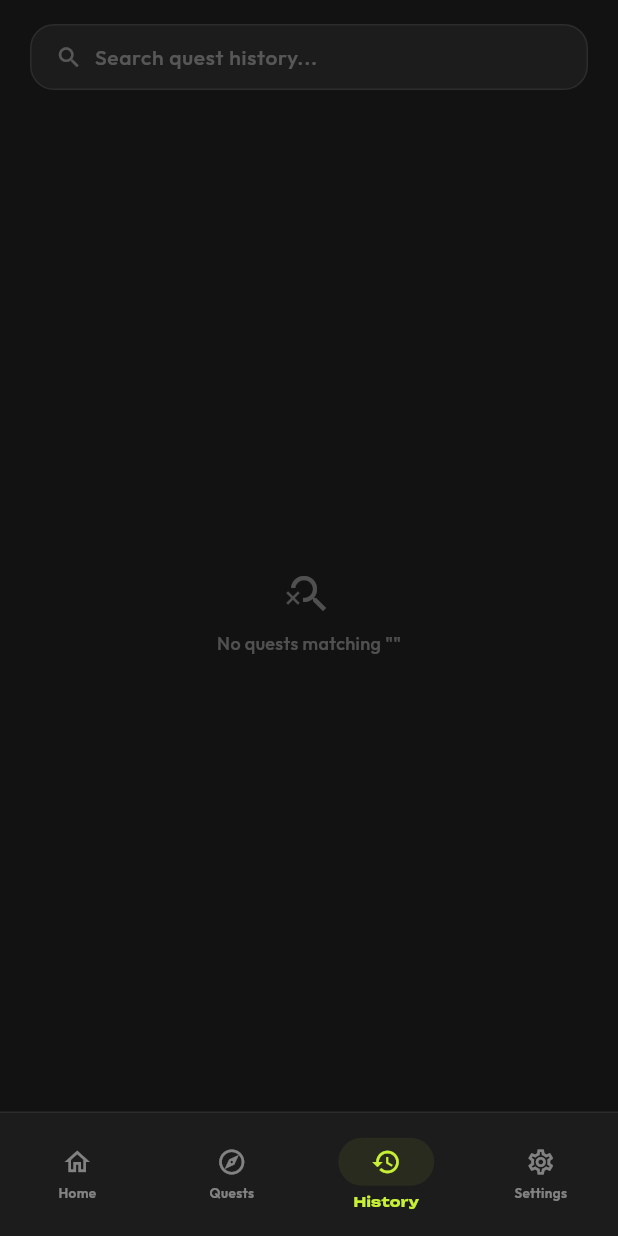
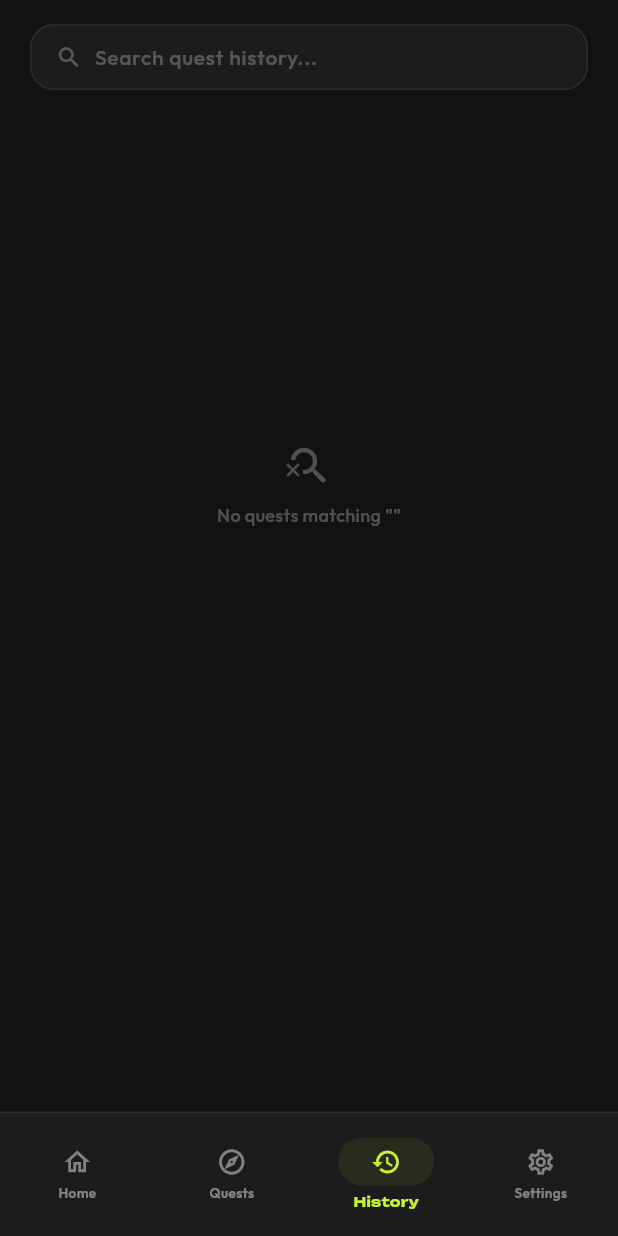
Before and after one commit to PatrickJohn243/altrr, a Flutter app: the HistoryScreen screen opened by its route, on a phone screen of 412 x 824 dp. Run offline on Flutter 3.47's test engine with Material 3 defaults, Android fonts, the phone set to English and light mode, and no system bars; our stand-ins replace device_preview, fl_chart, flutter_image_compress, flutter_local_notifications, flutter_timezone, go_router and 5 more; accounts and stored records are empty; generated files the repository leaves out were written again.

Commit message:
feat: update history screen with skeleton and new layout

```diff
--- a/lib/features/history/controllers/history_controller.dart
+++ b/lib/features/history/controllers/history_controller.dart
@@ -38,6 +38,8 @@ class HistoryController extends ChangeNotifier {
 
   String _query = '';
   List<HistorySection> _allLoaded = [];
+  bool isLoading = true;
+  bool _disposed = false;
 
   String get query => _query;
 
@@ -66,6 +68,7 @@ class HistoryController extends ChangeNotifier {
     // Sort days newest first.
     final sortedDays = byDay.keys.toList()..sort((a, b) => b.compareTo(a));
 
+    isLoading = false;
     _allLoaded = sortedDays.map((day) {
       final String label;
       if (day == today) {
@@ -98,7 +101,7 @@ class HistoryController extends ChangeNotifier {
       return HistorySection(label: label, quests: entries);
     }).toList();
 
-    notifyListeners();
+    if (!_disposed) notifyListeners();
   }
 
   List<HistorySection> get filteredSections {
@@ -116,6 +119,8 @@ class HistoryController extends ChangeNotifier {
         .where((s) => s.quests.isNotEmpty)
         .toList();
   }
+
+  Future<void> reload() => _load();
 
   void onSearchChanged(String value) {
     _query = value;
@@ -149,6 +154,7 @@ class HistoryController extends ChangeNotifier {
 
   @override
   void dispose() {
+    _disposed = true;
     searchController.dispose();
     super.dispose();
   }
--- a/lib/features/history/pages/history_screen.dart
+++ b/lib/features/history/pages/history_screen.dart
@@ -5,6 +5,7 @@ import '../../../core/widgets/app_bar_search.dart';
 import '../controllers/history_controller.dart';
 import '../widgets/date_section_widget.dart';
 import '../widgets/history_empty_state.dart';
+import '../widgets/history_skeleton.dart';
 
 class HistoryScreen extends StatefulWidget {
   const HistoryScreen({super.key});
@@ -44,15 +45,35 @@ class _HistoryScreenState extends State<HistoryScreen> {
               child: ListenableBuilder(
                 listenable: _controller,
                 builder: (context, _) {
+                  if (_controller.isLoading) return const HistorySkeleton();
                   final sections = _controller.filteredSections;
-                  return sections.isEmpty
-                      ? HistoryEmptyState(query: _controller.query)
-                      : ListView.builder(
+                  if (sections.isEmpty) {
+                    return RefreshIndicator(
+                      color: AppColors.accent,
+                      backgroundColor: AppColors.bgSurface,
+                      displacement: 24,
+                      onRefresh: _controller.reload,
+                      child: SingleChildScrollView(
+                        physics: const AlwaysScrollableScrollPhysics(),
+                        child: SizedBox(
+                          height: MediaQuery.of(context).size.height * 0.6,
+                          child: HistoryEmptyState(query: _controller.query),
+                        ),
+                      ),
+                    );
+                  }
+                  return RefreshIndicator(
+                    color: AppColors.accent,
+                    backgroundColor: AppColors.bgSurface,
+                    onRefresh: _controller.reload,
+                    child: ListView.builder(
+                      physics: const AlwaysScrollableScrollPhysics(),
                       padding: const EdgeInsets.symmetric(
                           horizontal: AppSpacing.screenPadding),
                       itemCount: sections.length,
                       itemBuilder: (context, i) =>
                           DateSectionWidget(section: sections[i]),
+                    ),
                   );
                 },
               ),
```
Also changed, not shown: lib/features/history/widgets/history_skeleton.dart (added, +150 -0 lines). Lines whose indentation alone changed are shown as unchanged.
